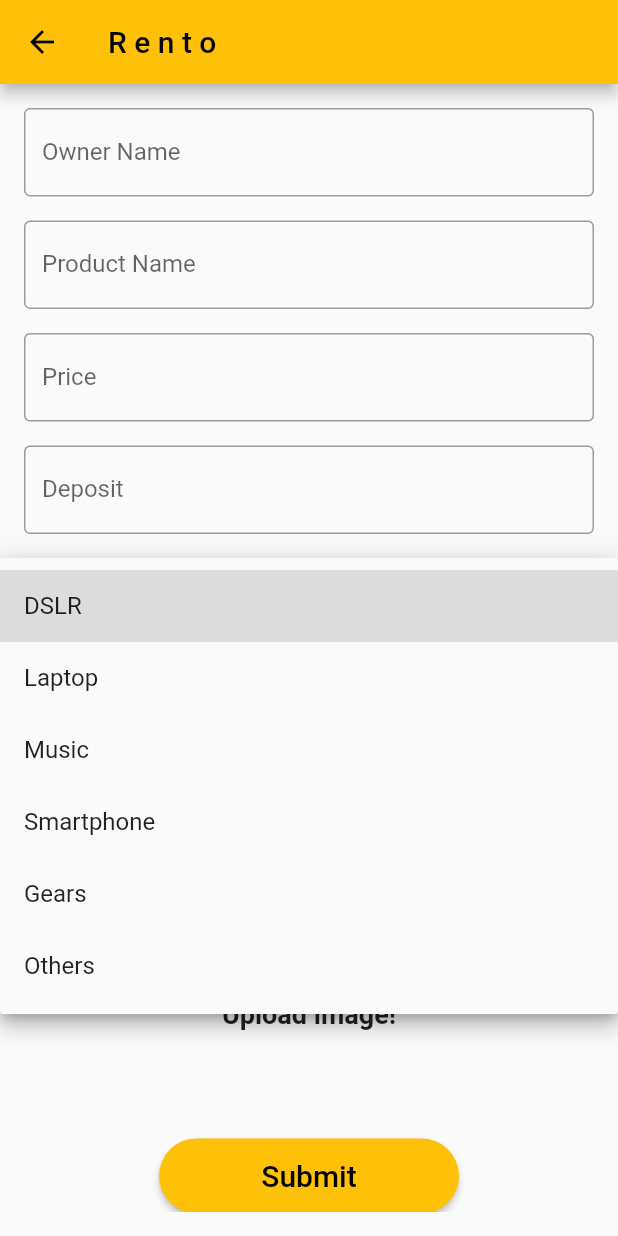
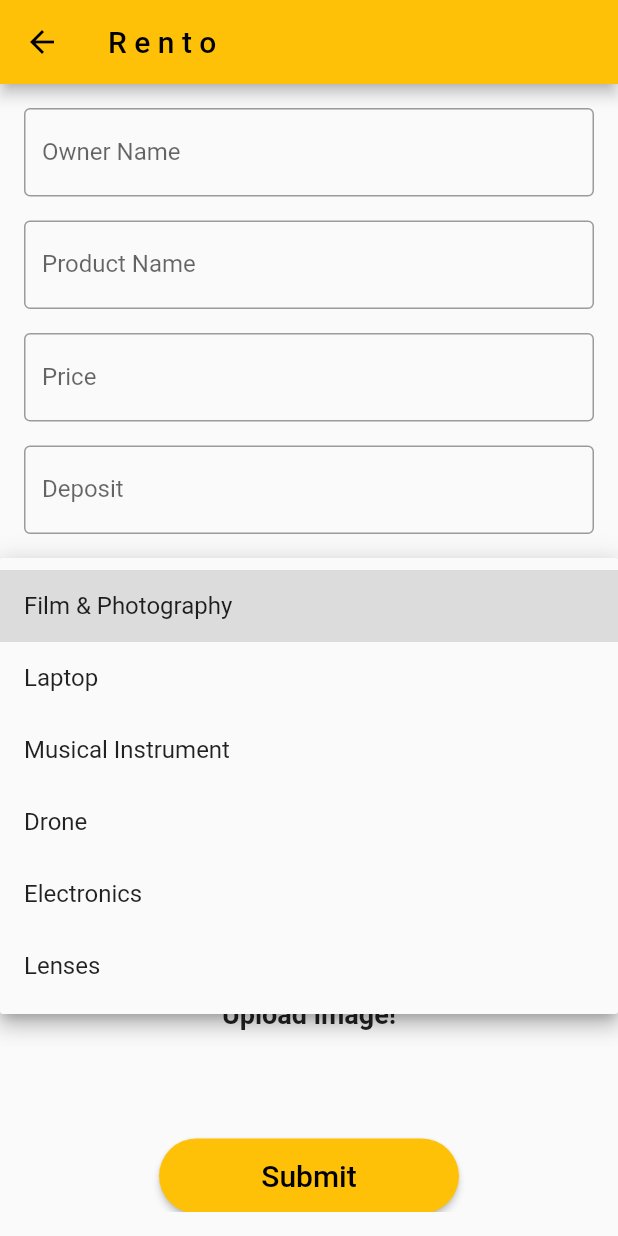
Before and after one commit to whynotdev/rentalapp, a Flutter app: the RentPage screen opened directly, after a tap on "Type", on a phone screen of 412 x 824 dp. Run offline on Flutter 3.47's test engine with Material 2 defaults, Android fonts, the phone set to English and light mode, and no system bars; our stand-ins replace animated_splash_screen, carousel_slider, cloud_firestore, firebase_auth, firebase_core, firebase_storage and 4 more; accounts and stored records are empty.

Commit message:
minor categories changes

```diff
--- a/lib/helperWidget/category.dart
+++ b/lib/helperWidget/category.dart
@@ -9,12 +9,12 @@
 }
 
 List<Category> categories = [
-  Category(name: 'Gears', imagePath: 'assets/ctgry5.png'),
-  Category(name: 'DSLRs', imagePath: 'assets/ctgry3.jpg'),
-  Category(name: 'Laptops', imagePath: 'assets/ctgry2.png'),
-  Category(name: 'Music', imagePath: 'assets/ctgry4.jpg'),
-  Category(name: 'SmartPhones', imagePath: 'assets/ctgry1.jpg'),
-  Category(name: 'Others', imagePath: 'assets/ctgry6.png'),
+  Category(name: 'Film & Photography', imagePath: 'assets/ctgry3.jpg'),
+  Category(name: 'Lense', imagePath: 'assets/lenses.png'),
+  Category(name: 'Laptop', imagePath: 'assets/laptop.png'),
+  Category(name: 'Electronic', imagePath: 'assets/elce.png'),
+  Category(name: 'Drone', imagePath: 'assets/drone.jpeg'),
+  Category(name: 'Musical Inst', imagePath: 'assets/guiter.png'),
 ];
 
 class CategoryWidget extends StatelessWidget {
--- a/lib/screens/cart_page.dart
+++ b/lib/screens/cart_page.dart
@@ -50,6 +50,7 @@
       return Scaffold(
         appBar: AppBar(
           title: Text('R e n t o'),
+          automaticallyImplyLeading: false, // This line removes the back button
           actions: [
             IconButton(
               icon: Icon(Icons.logout, color: Colors.black),
--- a/lib/screens/home_page.dart
+++ b/lib/screens/home_page.dart
@@ -39,6 +39,7 @@
     return Scaffold(
       appBar: AppBar(
         title: Text('R e n t o'),
+        automaticallyImplyLeading: false, // This line removes the back button
         actions: [
                   IconButton(
                   icon: Icon(Icons.logout,
--- a/lib/screens/products_Page.dart
+++ b/lib/screens/products_Page.dart
@@ -10,6 +10,7 @@
     return Scaffold(
       appBar: AppBar(
         title: Text('R e n t o'),
+        automaticallyImplyLeading: false,
         actions: [
           IconButton(
             icon: Icon(
--- a/lib/screens/profile_Page.dart
+++ b/lib/screens/profile_Page.dart
@@ -30,6 +30,7 @@
     return Scaffold(
       appBar: AppBar(
         title: Text('R e n t o'),
+
         actions: [
           IconButton(
             icon: Icon(
--- a/lib/screens/rent_page.dart
+++ b/lib/screens/rent_page.dart
@@ -25,7 +25,7 @@
 
   File? _image;
   String? _selectedType; //Type_Declartion
-    //function call for get image
+  //function call for get image
   void _getImage(ImageSource source) async {
     final pickedFile = await ImagePicker().getImage(source: source);
     if (pickedFile != null) {
@@ -132,33 +132,33 @@
                 ),
 
                 const SizedBox(height: 16.0),
-              //Type dropdown
+                //Type dropdown
                 DropdownButtonFormField<String>(
                   value: _selectedType,
                   items: const [
                     DropdownMenuItem(
-                      value: 'dslr',
-                      child: Text('DSLR'),
+                      value: 'Films',
+                      child: Text('Film & Photography'),
                     ),
                     DropdownMenuItem(
-                      value: 'laptop',
+                      value: 'Laptops',
                       child: Text('Laptop'),
                     ),
                     DropdownMenuItem(
                       value: 'music',
-                      child: Text('Music'),
+                      child: Text('Musical Instrument '),
                     ),
                     DropdownMenuItem(
-                      value: 'smartphone',
-                      child: Text('Smartphone'),
+                      value: 'Drone',
+                      child: Text('Drone'),
                     ),
                     DropdownMenuItem(
-                      value: 'gears',
-                      child: Text('Gears'),
+                      value: 'Electronic',
+                      child: Text('Electronics'),
                     ),
                     DropdownMenuItem(
-                      value: 'others',
-                      child: Text('Others'),
+                      value: 'lenses',
+                      child: Text('Lenses'),
                     ),
                   ],
                   onChanged: (value) {
@@ -190,6 +190,9 @@
                   validator: (value) {
                     if (value == null || value.isEmpty) {
                       return 'Please enter the description';
+                    }
+                    if (value.trim().length > 200) {
+                      return 'Maximum character limit (including spaces) exceeded';
                     }
                     return null;
                   },
```
Also changed, not shown: assets/drone.jpeg (added), assets/elce.png (added), assets/guiter.png (added), assets/laptop.png (added), assets/lenses.png (added).
